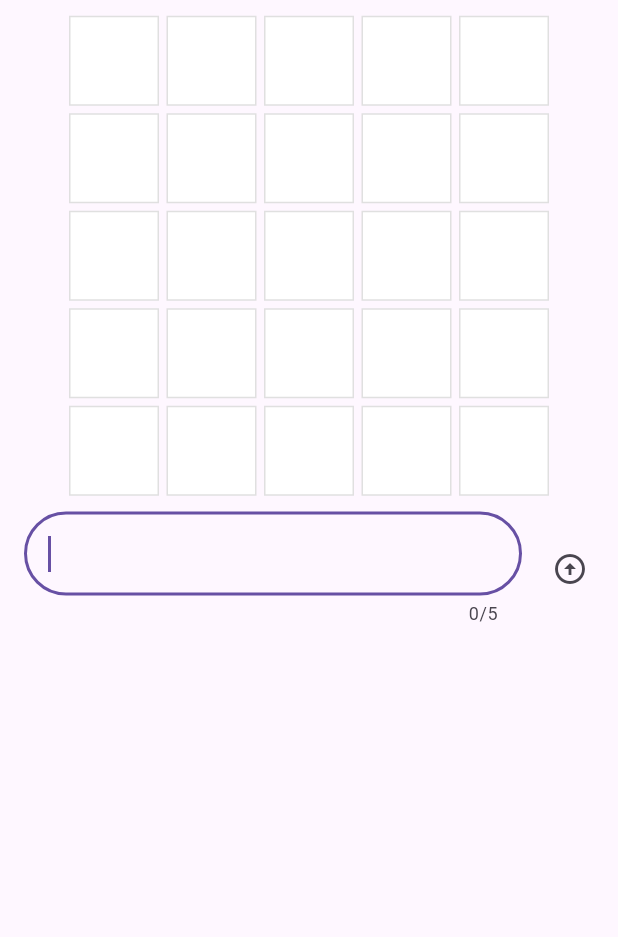
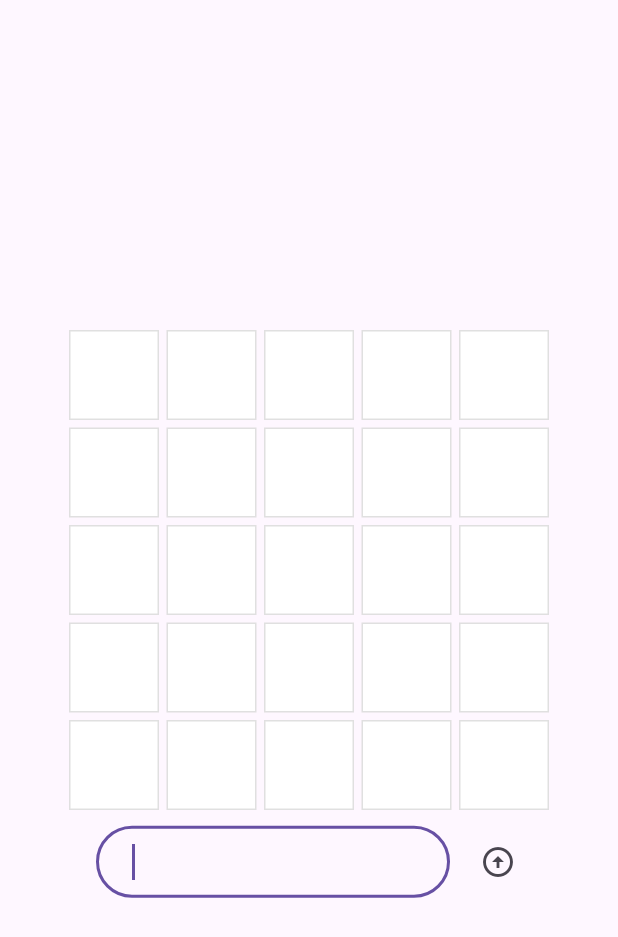
Before and after one commit to gabrielslsz/Birdle, a Flutter app: the screen it shows after launch, on a phone screen of 412 x 824 dp. Shown: the top 937 px of the screen. Run offline on Flutter 3.47's test engine with Material 3 defaults, Android fonts, the phone set to English and light mode, and no system bars.

Commit message:
Tamanho ajuste caixa e layout

```diff
--- a/lib/main.dart
+++ b/lib/main.dart
@@ -28,7 +28,10 @@ class GuessInput extends StatelessWidget {
 
   @override
   Widget build(BuildContext context) {
-    return Row(
+    return Center(
+      child: SizedBox(
+        width: 300,
+        child: Row(
           children: [
             Expanded(
               child: Padding(
@@ -38,6 +41,12 @@ class GuessInput extends StatelessWidget {
                   focusNode: _focusNode,
                   autofocus: true,
                   decoration: const InputDecoration(
+                    isDense: true,
+                    contentPadding: EdgeInsets.symmetric(
+                      horizontal: 20,
+                      vertical: 12,
+                    ),
+                    counterText: '',
                     border: OutlineInputBorder(
                       borderRadius: BorderRadius.all(Radius.circular(35)),
                     ),
@@ -55,6 +64,8 @@ class GuessInput extends StatelessWidget {
               onPressed: _onSubmit,
             ),
           ],
+        ),
+      ),
     );
   }
 }
@@ -123,6 +134,7 @@ class _GamePageState extends State<GamePage> {
     return Padding(
       padding: const EdgeInsets.all(8.0),
       child: Column(
+        mainAxisAlignment: MainAxisAlignment.center,
         children: [
           for (var guess in _game.guesses)
             Row(
@@ -151,7 +163,9 @@ class MainApp extends StatelessWidget {
   @override
   Widget build(BuildContext context) {
     return MaterialApp(
-      home: Scaffold(body: Center(child: GamePage())),
+      home: Scaffold(
+        body: SafeArea(child: Center(child: GamePage())),
+      ),
     );
   }
 }
```
Lines whose indentation alone changed are shown as unchanged.
